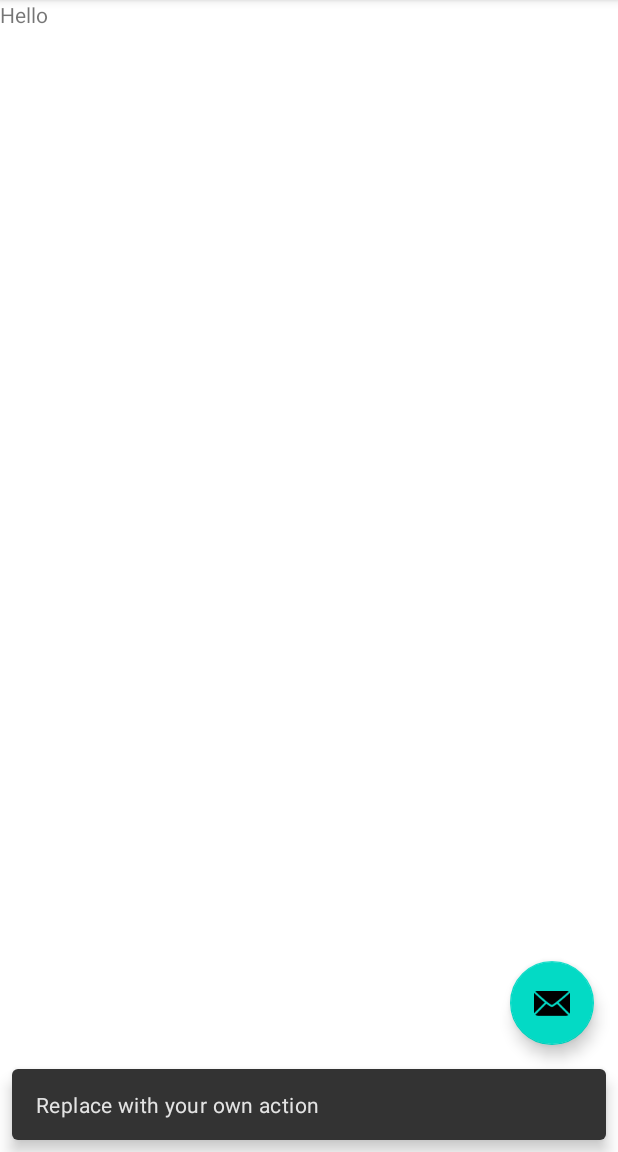
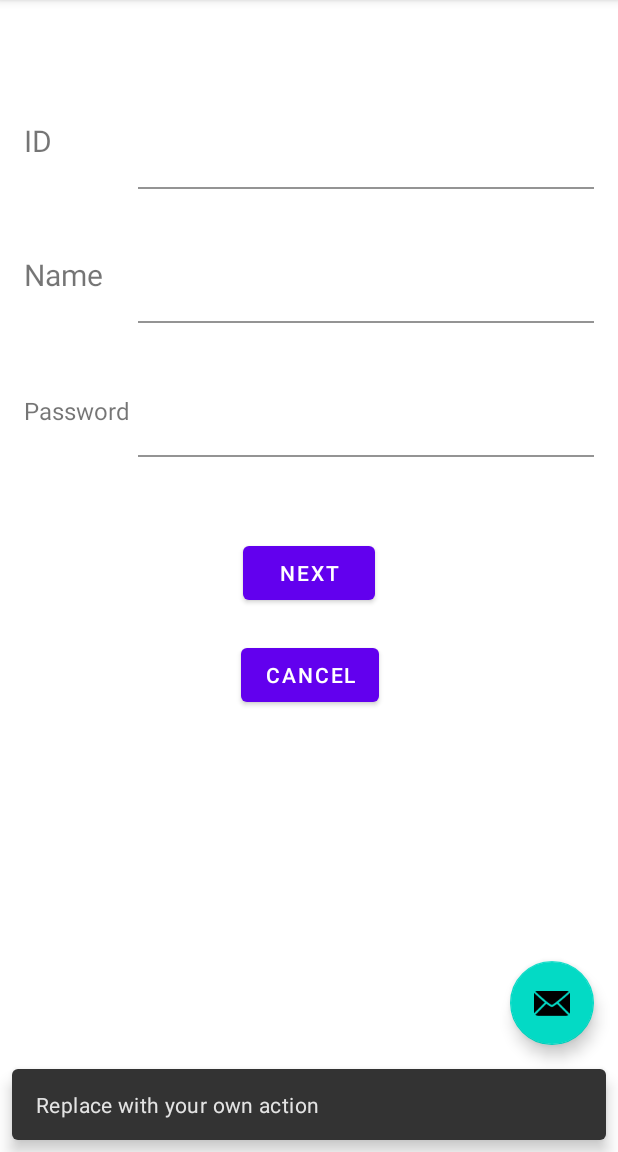
Before and after one commit to Kenton1989/ScanIn, an Android app: the Register_Fragment screen opened through its navigation route, after a tap on an icon or button, on a phone screen of 412 x 824 dp, the part 84-1236 px from its top. Run offline under Robolectric (Android 15) with nearby library versions, the phone set to English and light mode, and no system bars.

Commit message:
added register page layout

```diff
--- a/android_john/app/src/main/res/layout/register__fragment.xml
+++ b/android_john/app/src/main/res/layout/register__fragment.xml
@@ -3,11 +3,149 @@
     xmlns:tools="http://schemas.android.com/tools"
     android:layout_width="match_parent"
     android:layout_height="match_parent"
+    xmlns:app="http://schemas.android.com/apk/res-auto"
     tools:context=".Register_Fragment">
 
-    <TextView
+    <androidx.constraintlayout.widget.ConstraintLayout
+
         android:layout_width="match_parent"
         android:layout_height="match_parent"
-        android:text="Hello" />
+        tools:context=".RegisterFragment">
 
+        <LinearLayout
+            android:id="@+id/linearLayout_id"
+            android:layout_width="match_parent"
+            android:layout_height="wrap_content"
+            android:layout_marginTop="60dp"
+            android:orientation="horizontal"
+            android:paddingLeft="16dp"
+            android:paddingRight="16dp"
+            app:layout_constraintTop_toTopOf="parent">
+
+            <TextView
+                android:id="@+id/id_textView"
+                android:layout_width="0dp"
+                android:layout_height="wrap_content"
+                android:layout_weight="0.2"
+                android:text="ID"
+                android:textSize="20sp" />
+
+            <com.google.android.material.textfield.TextInputLayout
+                android:id="@+id/input_id"
+                android:layout_width="0dp"
+                android:layout_height="59dp"
+                android:layout_marginTop="10dp"
+                android:layout_weight="0.8"
+                app:boxBackgroundColor="@color/white"
+                app:layout_constraintEnd_toEndOf="parent"
+                app:layout_constraintTop_toTopOf="parent">
+
+                <com.google.android.material.textfield.TextInputEditText
+                    android:layout_width="match_parent"
+                    android:layout_height="wrap_content" />
+            </com.google.android.material.textfield.TextInputLayout>
+
+        </LinearLayout>
+
+        <LinearLayout
+            android:id="@+id/linearLayout_name"
+            android:layout_width="match_parent"
+            android:layout_height="wrap_content"
+            android:layout_marginTop="20dp"
+            android:orientation="horizontal"
+            android:paddingLeft="16dp"
+            android:paddingRight="16dp"
+            app:layout_constraintTop_toBottomOf="@+id/linearLayout_id"
+            tools:layout_editor_absoluteX="0dp">
+
+            <TextView
+                android:id="@+id/name_textView"
+                android:layout_width="0dp"
+                android:layout_height="wrap_content"
+                android:layout_weight="0.2"
+                android:text="Name"
+                android:textSize="20sp" />
+
+            <com.google.android.material.textfield.TextInputLayout
+                android:id="@+id/input_name"
+                android:layout_width="0dp"
+                android:layout_height="59dp"
+                android:layout_marginTop="10dp"
+                android:layout_weight="0.8"
+                app:boxBackgroundColor="@color/white"
+                app:layout_constraintEnd_toEndOf="parent"
+                app:layout_constraintTop_toTopOf="parent">
+
+                <com.google.android.material.textfield.TextInputEditText
+                    android:layout_width="match_parent"
+                    android:layout_height="wrap_content" />
+            </com.google.android.material.textfield.TextInputLayout>
+
+        </LinearLayout>
+
+        <LinearLayout
+            android:id="@+id/linearLayout2"
+            android:layout_width="match_parent"
+            android:layout_height="wrap_content"
+            android:layout_marginTop="20dp"
+            android:orientation="horizontal"
+            android:paddingLeft="16dp"
+            android:paddingRight="16dp"
+            app:layout_constraintTop_toBottomOf="@+id/linearLayout_name"
+            tools:layout_editor_absoluteX="0dp">
+
+            <TextView
+                android:id="@+id/pw_textview"
+                android:layout_width="0dp"
+                android:layout_height="wrap_content"
+                android:layout_weight="0.2"
+                android:text="Password"
+                android:textSize="16sp" />
+
+            <com.google.android.material.textfield.TextInputLayout
+                android:id="@+id/input_pw"
+                android:layout_width="0dp"
+                android:layout_height="59dp"
+                android:layout_marginTop="10dp"
+                android:layout_weight="0.8"
+                app:boxBackgroundColor="@color/white"
+                app:layout_constraintEnd_toEndOf="parent"
+                app:layout_constraintTop_toTopOf="parent">
+
+                <com.google.android.material.textfield.TextInputEditText
+                    android:layout_width="match_parent"
+                    android:layout_height="wrap_content" />
+            </com.google.android.material.textfield.TextInputLayout>
+
+        </LinearLayout>
+
+        <Button
+            android:id="@+id/take_picture_btn"
+            android:layout_width="wrap_content"
+            android:layout_height="wrap_content"
+            android:layout_marginStart="131dp"
+            android:layout_marginLeft="131dp"
+            android:layout_marginTop="50dp"
+            android:layout_marginEnd="131dp"
+            android:layout_marginRight="131dp"
+            android:text="Next"
+            app:layout_constraintEnd_toEndOf="parent"
+            app:layout_constraintStart_toStartOf="parent"
+            app:layout_constraintTop_toBottomOf="@+id/linearLayout2" />
+
+        <Button
+            android:id="@+id/cancel_btn"
+            android:layout_width="wrap_content"
+            android:layout_height="wrap_content"
+            android:layout_marginStart="160dp"
+            android:layout_marginLeft="160dp"
+            android:layout_marginTop="20dp"
+            android:layout_marginEnd="159dp"
+            android:layout_marginRight="159dp"
+            android:text="Cancel"
+            app:layout_constraintEnd_toEndOf="parent"
+            app:layout_constraintStart_toStartOf="parent"
+            app:layout_constraintTop_toBottomOf="@+id/take_picture_btn" />
+
+    </androidx.constraintlayout.widget.ConstraintLayout>
 </FrameLayout>
```
